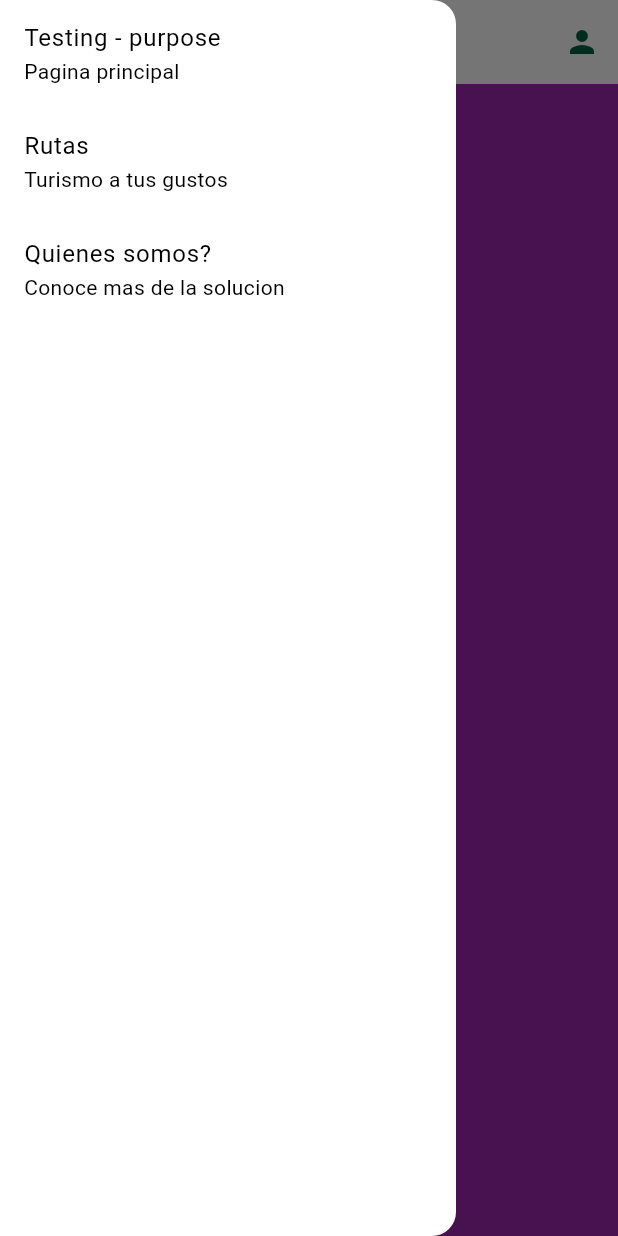
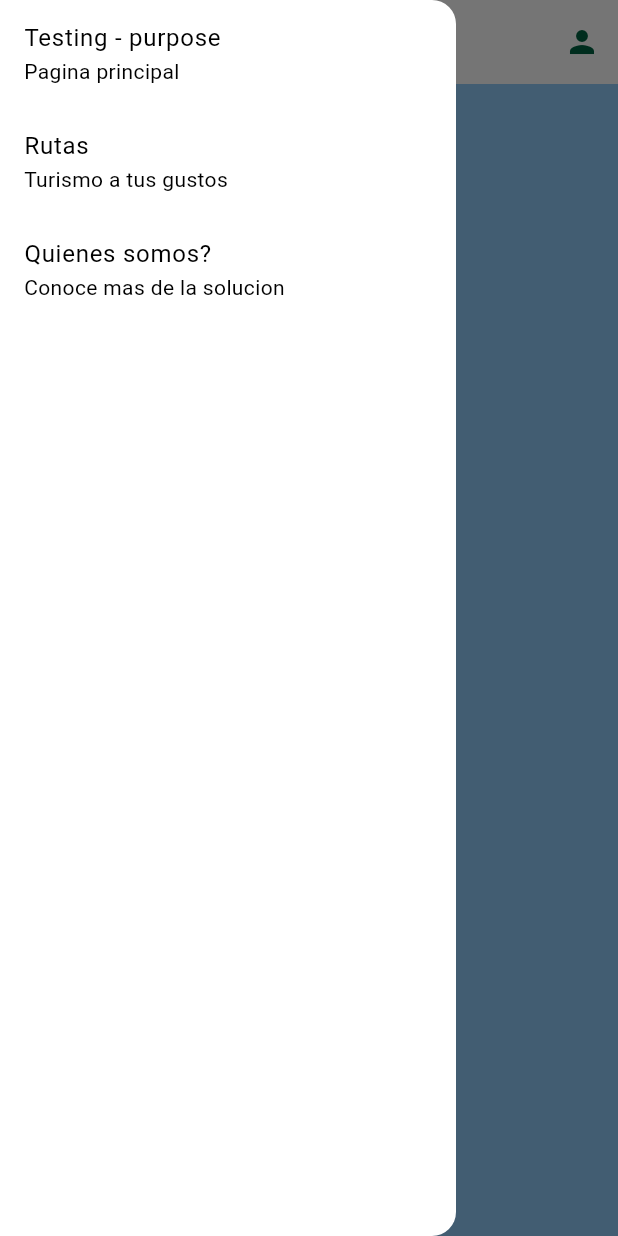
Before and after one commit to app-brand/know-mcbo-gitflow, a Flutter app: the screen it shows after launch, with the side drawer open, on a phone screen of 412 x 824 dp. Run offline on Flutter 3.47's test engine with Material 3 defaults, Android fonts, the phone set to English and light mode, and no system bars; our stand-ins replace bloc, cloud_firestore, dartz, firebase_auth, firebase_core, flutter_bloc and 4 more; accounts and stored records are empty; Roboto replaces fonts that are missing (AlcaldiaFont); statements that could not run were skipped.

Commit message:
cambio de color

```diff
--- a/lib/presentation/pages/home_page.dart
+++ b/lib/presentation/pages/home_page.dart
@@ -109,7 +109,7 @@ class MainHome extends StatelessWidget {
         ),
       ),
       body: Container(
-        color: Colors.purple,
+        color: Colors.blue.shade200,
       ),
     );
   }
```
